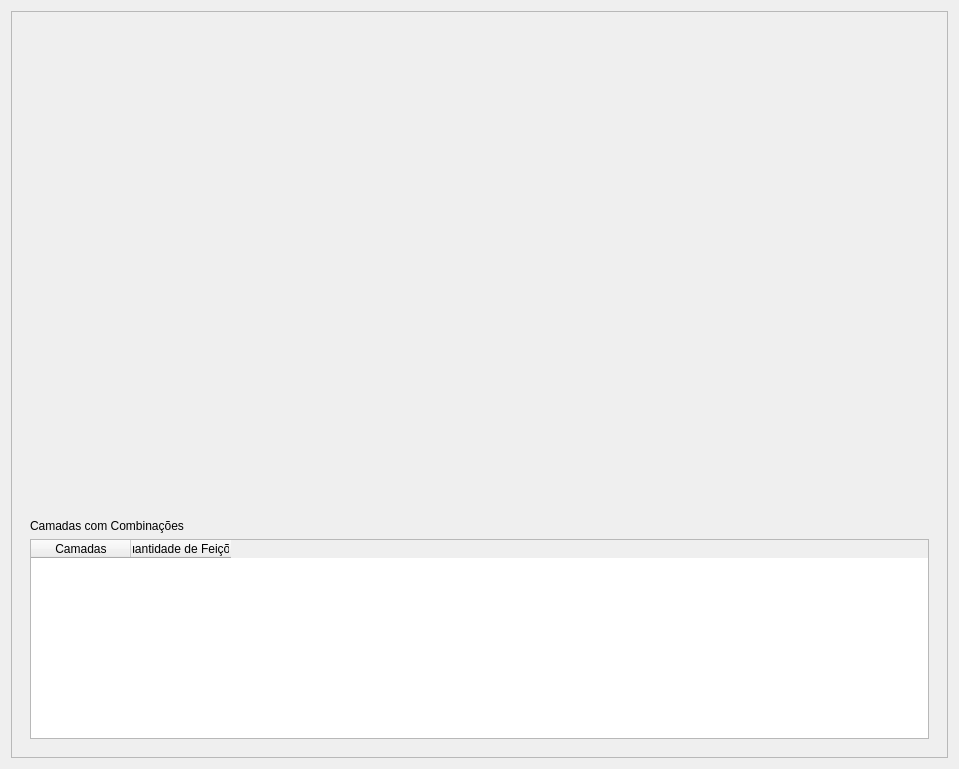
Qt form modules/combinationViewer/uis/combinationViewerDlg.ui (dsgoficial/SAP_Operador) before a commit.
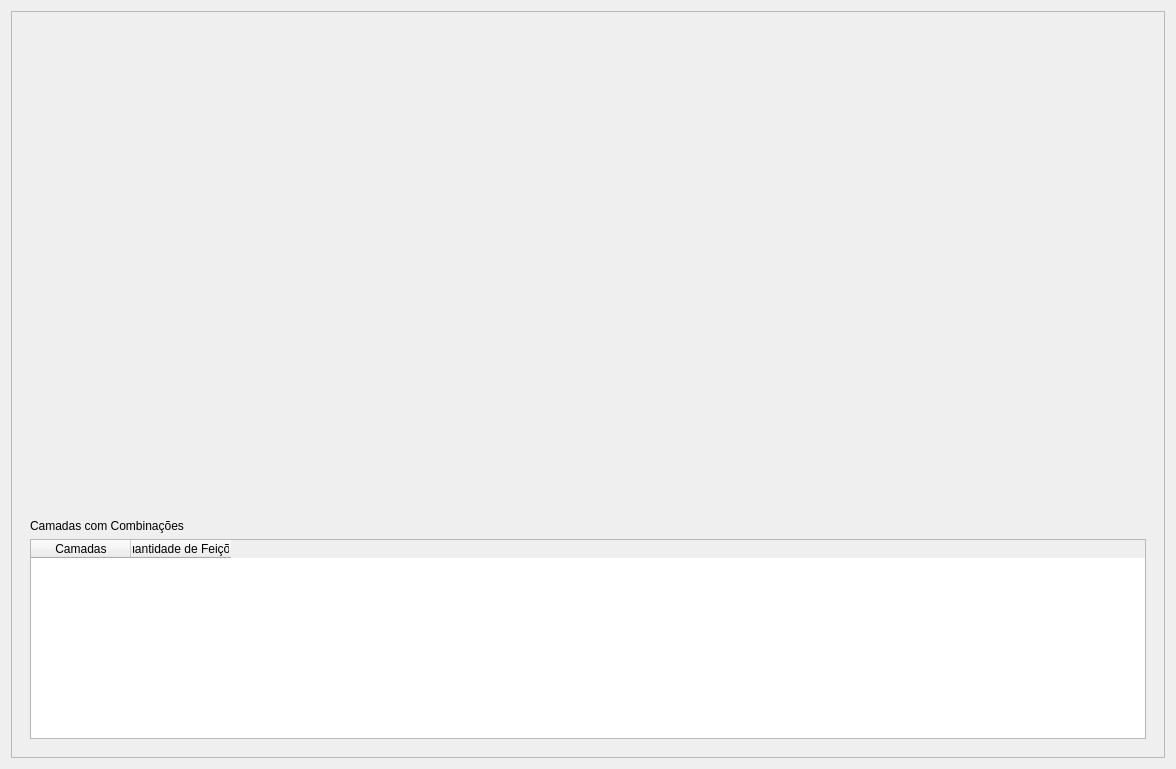
The same form after that commit. Custom widgets are drawn as their Qt base class.

What changed in the file:
```diff
--- a/modules/combinationViewer/uis/combinationViewerDlg.ui
+++ b/modules/combinationViewer/uis/combinationViewerDlg.ui
@@ -6,7 +6,7 @@
    <rect>
     <x>0</x>
     <y>0</y>
-    <width>959</width>
+    <width>1176</width>
     <height>769</height>
    </rect>
   </property>
@@ -24,7 +24,7 @@
        <rect>
         <x>0</x>
         <y>0</y>
-        <width>939</width>
+        <width>1156</width>
         <height>749</height>
        </rect>
       </property>
```
